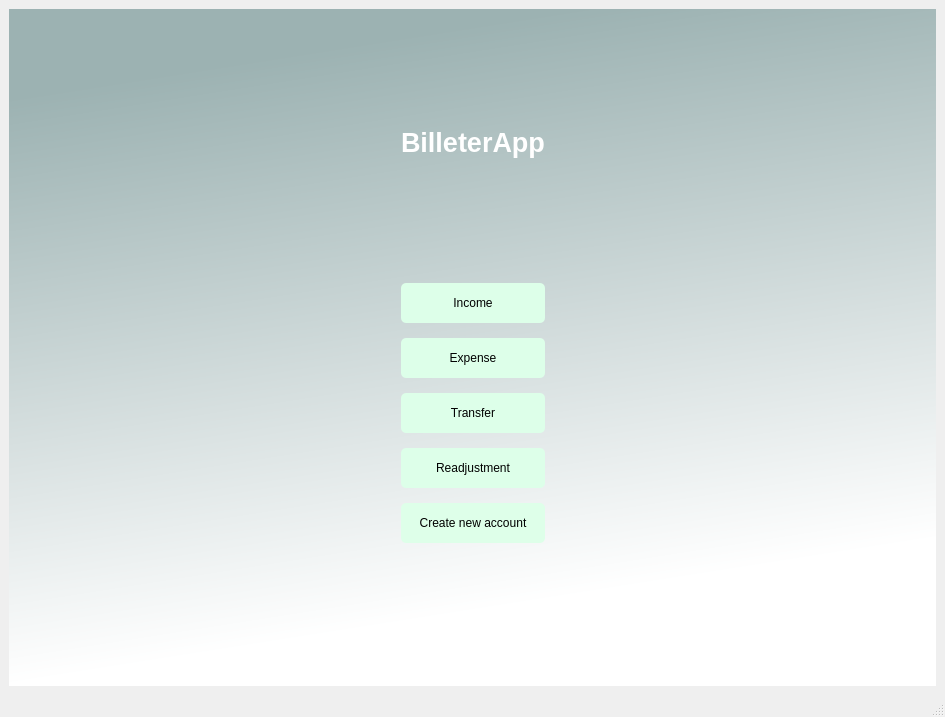
Old version of the form guicore/operation_screen.ui in the repository Igna11/billetera.
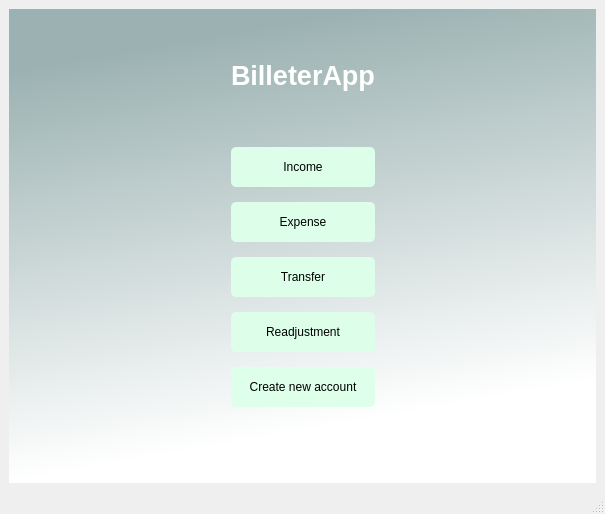
New version of the form.

The edit to the form file:
```diff
--- a/guicore/operation_screen.ui
+++ b/guicore/operation_screen.ui
@@ -6,8 +6,8 @@
    <rect>
     <x>0</x>
     <y>0</y>
-    <width>945</width>
-    <height>717</height>
+    <width>605</width>
+    <height>514</height>
    </rect>
   </property>
   <property name="windowTitle">
```
Left out of the diff: 4 changed lines with no effect on the pictures.
